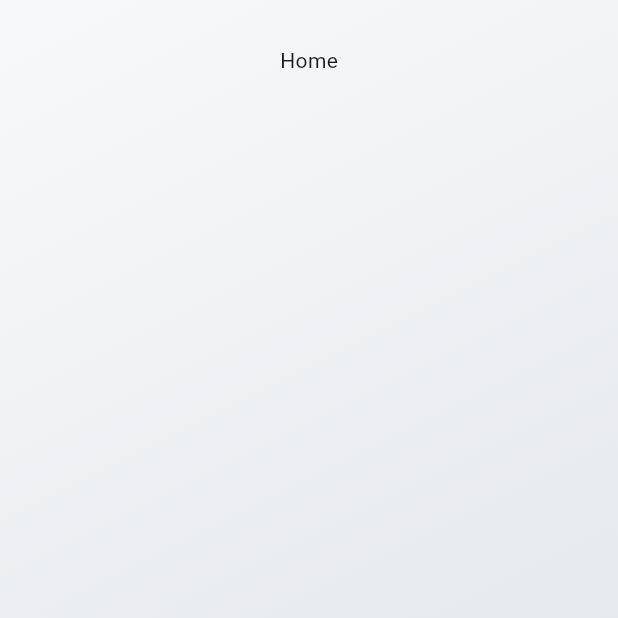
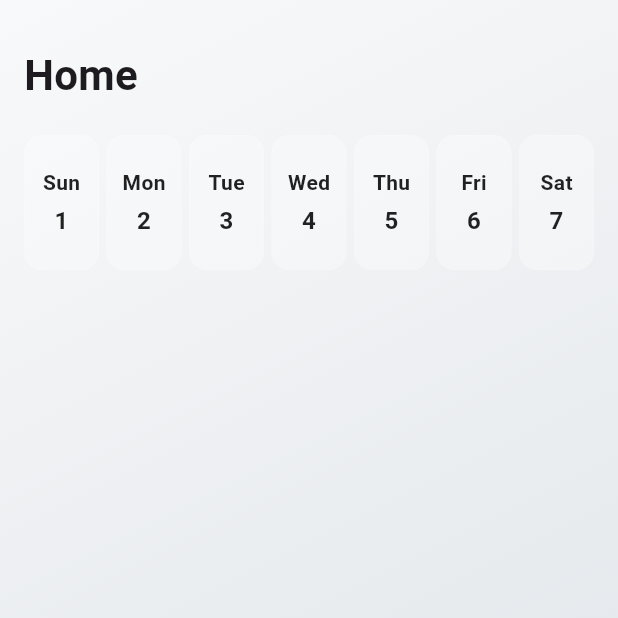
Before and after one commit to PeterMaquiran/orga-flutter, a Flutter app: the HomeScreen screen opened by its route, on a phone screen of 412 x 824 dp, the top half of it. Run offline on Flutter 3.47's test engine with Material 3 defaults, Android fonts, the phone set to English and light mode, and no system bars; our stand-ins replace go_router.

Commit message:
Creating custom calendar week veiw

```diff
--- a/lib/ui/screen/ios/home/home.dart
+++ b/lib/ui/screen/ios/home/home.dart
@@ -1,14 +1,44 @@
 import 'dart:ui';
 import 'package:flutter/material.dart';
 import 'package:flutter/services.dart';
-import 'package:go_router/go_router.dart';
 
-// --- SCREEN 1: LOGIN ---
+// --- SCREEN 1: HOME WITH WEEKLY HORIZONTAL SLIDER CALENDAR ---
 class HomeScreen extends StatelessWidget {
   const HomeScreen({super.key});
 
+  // Generate a list of dates for the current month
+  List<DateTime> _generateMonthDates(DateTime date) {
+    final daysInMonth = DateTime(date.year, date.month + 1, 0).day;
+    return List.generate(daysInMonth, (i) => DateTime(date.year, date.month, i + 1));
+  }
+
+  // Split the month dates into weeks (7 days per week)
+  List<List<DateTime>> _splitIntoWeeks(List<DateTime> monthDates, DateTime date) {
+    List<List<DateTime>> weeks = [];
+    for (var i = 0; i < monthDates.length; i += 7) {
+      weeks.add(monthDates.sublist(i, i + 7 > monthDates.length ? monthDates.length : i + 7));
+    }
+
+    print("last week of the month has days:${weeks.last.length} ${weeks.last.last.day}");
+
+    return weeks;
+  }
+
   @override
   Widget build(BuildContext context) {
+    final today = DateTime.now();
+    final monthDates = _generateMonthDates(today);
+    final weeks = _splitIntoWeeks(monthDates, today);
+    PageController controller = PageController();
+
+
+    @override
+    void initState() {
+      controller.addListener(() {
+        print("Current page: ${controller.page}");
+      });
+    }
+
     return Scaffold(
       body: Container(
         width: double.infinity,
@@ -21,9 +51,73 @@ class HomeScreen extends StatelessWidget {
         ),
         child: SafeArea(
           child: Column(
+            crossAxisAlignment: CrossAxisAlignment.start,
             children: [
-              SizedBox(height: 30.0,),
-              Text("Home")
+              const SizedBox(height: 30),
+              const Padding(
+                padding: EdgeInsets.symmetric(horizontal: 16),
+                child: Text(
+                  "Home",
+                  style: TextStyle(fontSize: 28, fontWeight: FontWeight.bold),
+                ),
+              ),
+              const SizedBox(height: 20),
+
+              // --- Weekly Slider Calendar ---
+              SizedBox(
+                height: 90,
+                child: PageView.builder(
+                  itemCount: weeks.length,
+                  controller: PageController(viewportFraction: 1),
+                  itemBuilder: (context, weekIndex) {
+                    final week = weeks[weekIndex];
+
+                    return Padding(
+                      padding: const EdgeInsets.symmetric(horizontal: 16),
+                      child: Row(
+                        mainAxisAlignment: MainAxisAlignment.spaceBetween,
+                        children: week.map((date) {
+                          final isToday = date.day == today.day;
+
+                          return Container(
+                            width: 50,
+                            decoration: BoxDecoration(
+                              color: isToday
+                                  ? Colors.blueAccent.withOpacity(0.3)
+                                  : Colors.white.withOpacity(0.3),
+                              borderRadius: BorderRadius.circular(12),
+                              border: Border.all(
+                                  color: Colors.white.withOpacity(0.2), width: 0.5),
+                            ),
+                            child: Column(
+                              mainAxisAlignment: MainAxisAlignment.center,
+                              children: [
+                                Text(
+                                  ["Sun", "Mon", "Tue", "Wed", "Thu", "Fri", "Sat"]
+                                  [date.weekday % 7],
+                                  style: TextStyle(
+                                    fontWeight: FontWeight.w600,
+                                    color: isToday ? Colors.blueAccent : Colors.black87,
+                                  ),
+                                ),
+                                const SizedBox(height: 4),
+                                Text(
+                                  date.day.toString(),
+                                  style: TextStyle(
+                                    fontSize: 16,
+                                    fontWeight: FontWeight.bold,
+                                    color: isToday ? Colors.blueAccent : Colors.black87,
+                                  ),
+                                ),
+                              ],
+                            ),
+                          );
+                        }).toList(),
+                      ),
+                    );
+                  },
+                ),
+              ),
             ],
           ),
         ),
@@ -31,93 +125,3 @@ class HomeScreen extends StatelessWidget {
     );
   }
 }
-
-// --- REUSABLE iOS 26 GLASS BUTTON WIDGET ---
-class GlassButton extends StatefulWidget {
-  final String text;
-  final IconData icon;
-  final Color color;
-  final Color textColor;
-  final VoidCallback onPressed;
-
-  const GlassButton({
-    super.key,
-    required this.text,
-    required this.icon,
-    required this.color,
-    required this.textColor,
-    required this.onPressed,
-  });
-
-  @override
-  State<GlassButton> createState() => _GlassButtonState();
-}
-
-class _GlassButtonState extends State<GlassButton> {
-  double _scale = 1.0;
-  double _opacity = 1.0;
-
-  void _handleTapDown(TapDownDetails details) {
-    HapticFeedback.lightImpact(); // Tactile feedback
-    setState(() {
-      _scale = 0.96; // Shrink effect
-      _opacity = 0.8; // Dimming effect
-    });
-  }
-
-  void _handleTapUp(TapUpDetails details) {
-    setState(() {
-      _scale = 1.0;
-      _opacity = 1.0;
-    });
-    widget.onPressed();
-  }
-
-  @override
-  Widget build(BuildContext context) {
-    return GestureDetector(
-      onTapDown: _handleTapDown,
-      onTapUp: _handleTapUp,
-      onTapCancel: () => setState(() { _scale = 1.0; _opacity = 1.0; }),
-      child: AnimatedScale(
-        scale: _scale,
-        duration: const Duration(milliseconds: 100),
-        child: AnimatedOpacity(
-          opacity: _opacity,
-          duration: const Duration(milliseconds: 100),
-          child: ClipRRect(
-            borderRadius: BorderRadius.circular(22),
-            child: BackdropFilter(
-              filter: ImageFilter.blur(sigmaX: 12, sigmaY: 12),
-              child: Container(
-                height: 64,
-                width: double.infinity,
-                decoration: BoxDecoration(
-                  color: widget.color,
-                  borderRadius: BorderRadius.circular(22),
-                  border: Border.all(color: Colors.white.withOpacity(0.2), width: 0.5),
-                ),
-                child: Row(
-                  mainAxisAlignment: MainAxisAlignment.center,
-                  children: [
-                    Icon(widget.icon, color: widget.textColor, size: 26),
-                    const SizedBox(width: 12),
-                    Text(
-                      widget.text,
-                      style: TextStyle(
-                        color: widget.textColor,
-                        fontSize: 17,
-                        fontWeight: FontWeight.w600,
-                        letterSpacing: -0.4,
-                      ),
-                    ),
-                  ],
-                ),
-              ),
-            ),
-          ),
-        ),
-      ),
-    );
-  }
-}
```
